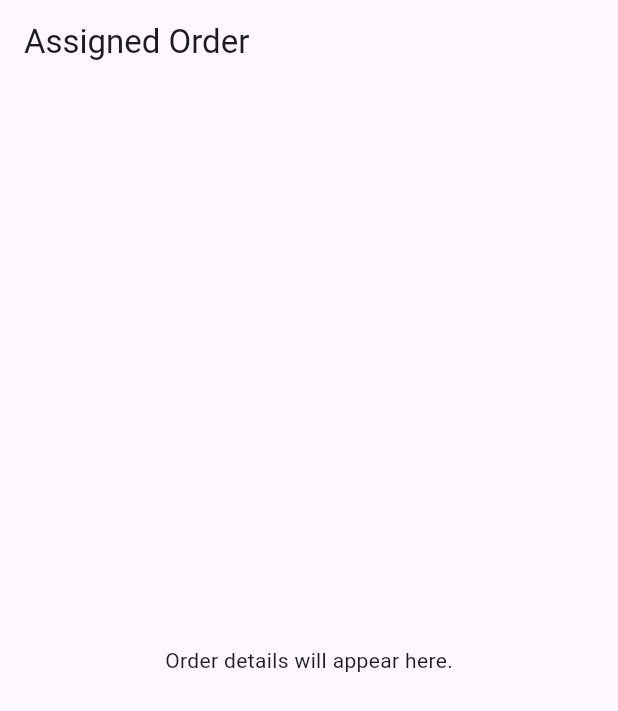
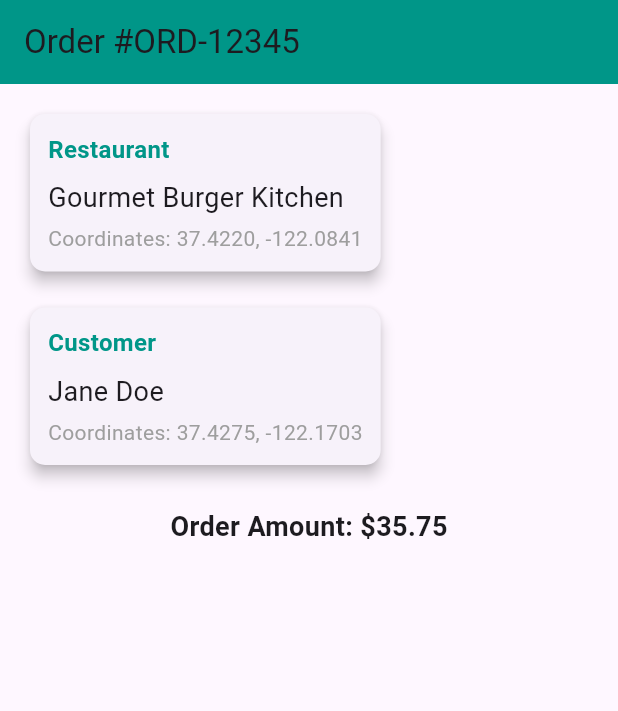
Before and after one commit to ManishModak/flutter_driver_app, a Flutter app: the AssignedOrderScreen screen opened directly, on a phone screen of 412 x 824 dp. Shown: the top 711 px of the screen. Run offline on Flutter 3.47's test engine with Material 3 defaults, Android fonts, the phone set to English and light mode, and no system bars.

Commit message:
Build assigned order details screen

```diff
--- /dev/null
+++ b/lib/models/order.dart
@@ -0,0 +1,22 @@
+// lib/models/order.dart
+class Order {
+  final String id;
+  final String restaurantName;
+  final double restaurantLat;
+  final double restaurantLng;
+  final String customerName;
+  final double customerLat;
+  final double customerLng;
+  final double orderAmount;
+
+  Order({
+    required this.id,
+    required this.restaurantName,
+    required this.restaurantLat,
+    required this.restaurantLng,
+    required this.customerName,
+    required this.customerLat,
+    required this.customerLng,
+    required this.orderAmount,
+  });
+}
--- a/lib/screens/assigned_order_screen.dart
+++ b/lib/screens/assigned_order_screen.dart
@@ -1,5 +1,5 @@
-// lib/screens/assigned_order_screen.dart
 import 'package:flutter/material.dart';
+import '../models/order.dart';
 
 class AssignedOrderScreen extends StatefulWidget {
   const AssignedOrderScreen({super.key});
@@ -9,11 +9,102 @@ class AssignedOrderScreen extends StatefulWidget {
 }
 
 class _AssignedOrderScreenState extends State<AssignedOrderScreen> {
+  // Creating a hardcoded "dummy" order for display.
+  // We are using realistic coordinates for testing navigation later.
+  final Order assignedOrder = Order(
+    id: 'ORD-12345',
+    restaurantName: 'Gourmet Burger Kitchen',
+    // Coordinates for the Googleplex in Mountain View, CA
+    restaurantLat: 37.4219999,
+    restaurantLng: -122.0840575,
+    customerName: 'Jane Doe',
+    // Coordinates for Stanford University
+    customerLat: 37.4274745,
+    customerLng: -122.1702937,
+    orderAmount: 35.75,
+  );
+
   @override
   Widget build(BuildContext context) {
     return Scaffold(
-      appBar: AppBar(title: const Text('Assigned Order')),
-      body: const Center(child: Text('Order details will appear here.')),
+      appBar: AppBar(
+        title: Text('Order #${assignedOrder.id}'),
+        backgroundColor: Colors.teal,
+      ),
+      body: Padding(
+        padding: const EdgeInsets.all(16.0),
+        child: Column(
+          crossAxisAlignment: CrossAxisAlignment.start,
+          children: [
+            // Section for Restaurant Details
+            _buildLocationCard(
+              title: 'Restaurant',
+              name: assignedOrder.restaurantName,
+              lat: assignedOrder.restaurantLat,
+              lng: assignedOrder.restaurantLng,
+            ),
+            const SizedBox(height: 16),
+
+            // Section for Customer Details
+            _buildLocationCard(
+              title: 'Customer',
+              name: assignedOrder.customerName,
+              lat: assignedOrder.customerLat,
+              lng: assignedOrder.customerLng,
+            ),
+            const SizedBox(height: 24),
+
+            // Section for Order Amount
+            Center(
+              child: Text(
+                'Order Amount: \$${assignedOrder.orderAmount.toStringAsFixed(2)}',
+                style: const TextStyle(
+                  fontSize: 18,
+                  fontWeight: FontWeight.bold,
+                ),
+              ),
+            ),
+
+            const Spacer(),
+          ],
+        ),
+      ),
+    );
+  }
+
+  // A reusable helper widget to display location info in a Card.
+  Widget _buildLocationCard({
+    required String title,
+    required String name,
+    required double lat,
+    required double lng,
+  }) {
+    return Card(
+      elevation: 4,
+      shape: RoundedRectangleBorder(borderRadius: BorderRadius.circular(10)),
+      child: Padding(
+        padding: const EdgeInsets.all(12.0),
+        child: Column(
+          crossAxisAlignment: CrossAxisAlignment.start,
+          children: [
+            Text(
+              title,
+              style: TextStyle(
+                fontSize: 16,
+                fontWeight: FontWeight.bold,
+                color: Colors.teal,
+              ),
+            ),
+            const SizedBox(height: 8),
+            Text(name, style: const TextStyle(fontSize: 18)),
+            const SizedBox(height: 4),
+            Text(
+              'Coordinates: ${lat.toStringAsFixed(4)}, ${lng.toStringAsFixed(4)}',
+              style: const TextStyle(fontSize: 14, color: Colors.grey),
+            ),
+          ],
+        ),
+      ),
     );
   }
 }
```
